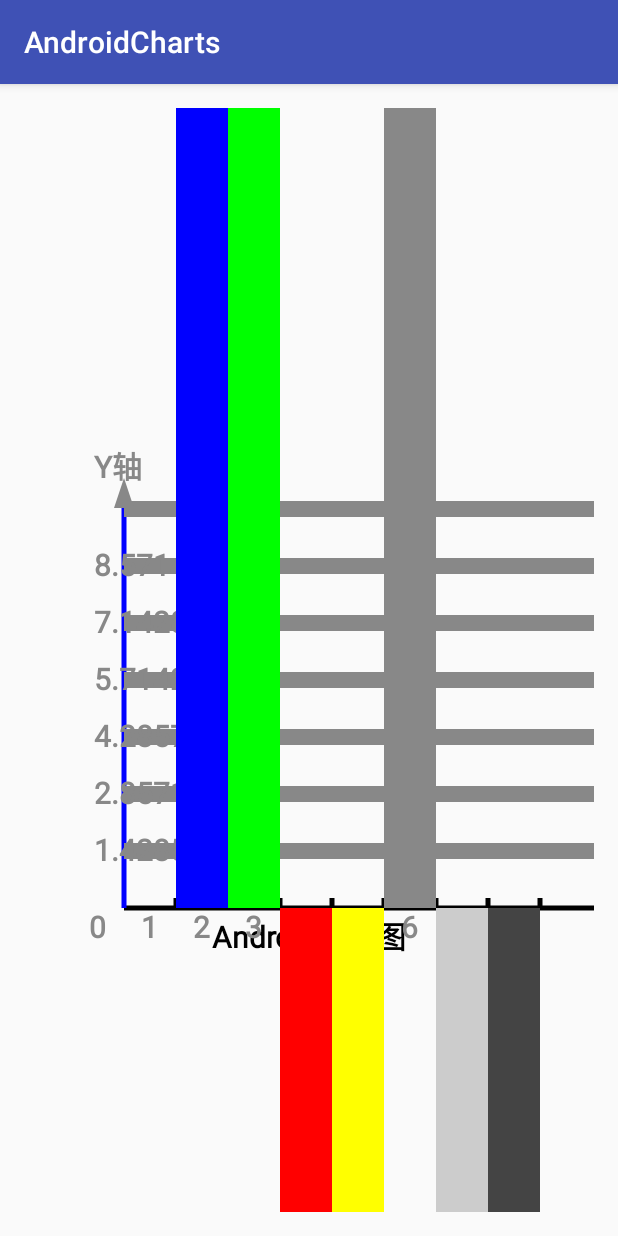
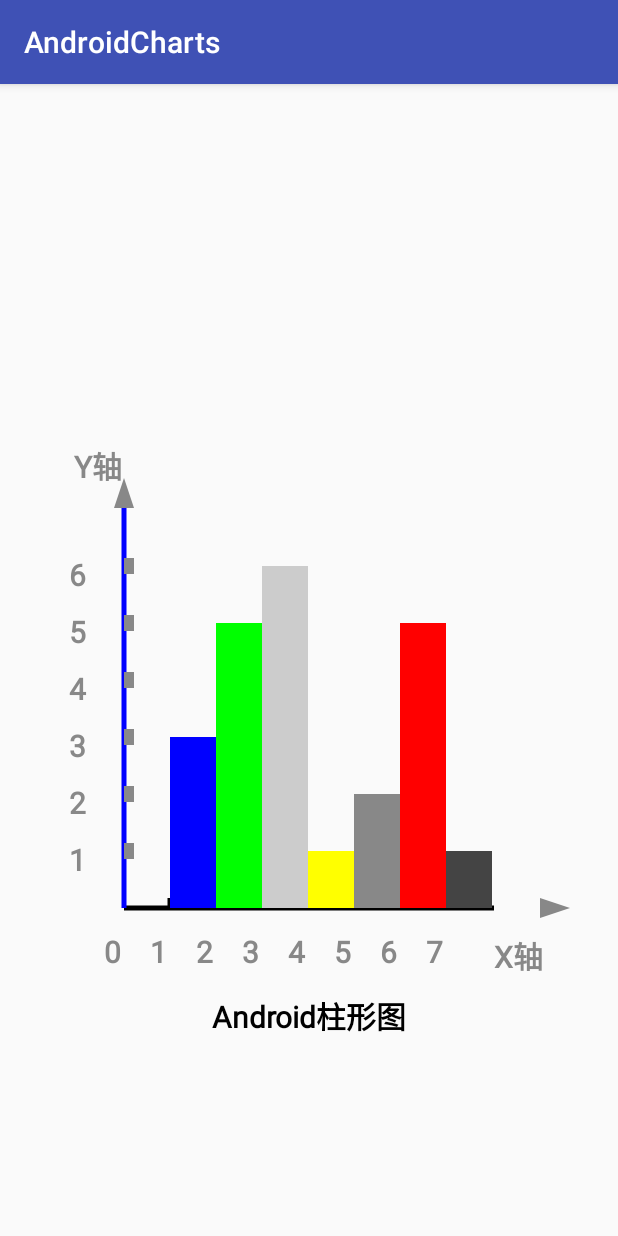
Before and after one commit to lvwe/AndroidCharts, an Android app: the screen it shows after launch (MainActivity), on a phone screen of 412 x 824 dp. Run offline under Robolectric (Android 15) with nearby library versions, the phone set to English and light mode, and no system bars.

Commit message:
修改完善代码

```diff
--- a/app/src/main/java/com/example/administrator/androidcharts/MainActivity.java
+++ b/app/src/main/java/com/example/administrator/androidcharts/MainActivity.java
@@ -18,15 +18,15 @@ public class MainActivity extends AppCompatActivity {
         mChartView = (ChartView) findViewById(R.id.columnView);
         int[][] columnInfo = new int[][]{
 
-                {6, Color.BLUE},
+                {3, Color.BLUE},
                 {5, Color.GREEN},
-                {7, Color.RED},
-                {3, Color.YELLOW},
+                {6, Color.LTGRAY},
+                {1, Color.YELLOW},
                 {2, Color.GRAY},
-                {8, Color.LTGRAY},
+                {5, Color.RED},
                 {1, Color.DKGRAY},
         };
-        mChartView.setXAxisValue(10, 9);
+        mChartView.setXAxisValue(10, 8);
         mChartView.setYAxisValue(10,7);
         mChartView.setColumnInfo(columnInfo);
     }
--- a/app/src/main/java/com/example/administrator/androidcharts/View/BaseView.java
+++ b/app/src/main/java/com/example/administrator/androidcharts/View/BaseView.java
@@ -17,7 +17,7 @@ import com.example.administrator.androidcharts.R;
 
 public abstract class BaseView extends View {
 
-    private Context mContext;
+    public Context mContext;
     public Paint mPaint;
 
     private String mGraphTitle;
@@ -29,7 +29,7 @@ public abstract class BaseView extends View {
     //视图的宽高
     public int width;
     public int height;
-    //起点的X，Y坐标值
+    //起点(原点)的X，Y坐标值
     public int originalX = 100;
     public int originalY = 800;
 
@@ -65,7 +65,8 @@ public abstract class BaseView extends View {
         mGraphTitle = typedArray.getString(R.styleable.MyGraphStyle_graphTitle);
         mXAxisName = typedArray.getString(R.styleable.MyGraphStyle_xAxisName);
         mYAxisName = typedArray.getString(R.styleable.MyGraphStyle_yAxisName);
-        mAxisTextColor = typedArray.getInteger(R.styleable.MyGraphStyle_axisTextColor, context.getResources().getColor(android.R.color.black));
+        mAxisTextColor = typedArray.getInteger(R.styleable.MyGraphStyle_axisTextColor,
+                context.getResources().getColor(android.R.color.black));
         mAxisTextSize = typedArray.getDimension(R.styleable.MyGraphStyle_axisTextSize, 12);
 
         //取到TypeArray对象时记得判断回收
@@ -138,7 +139,7 @@ public abstract class BaseView extends View {
 
         //width = 屏幕的宽 - 起始点的X坐标，再减去右边距
         //height = 就是屏幕的Y坐标点，如果高度小于给定的值则取屏幕的高度  再减去距上边距
-        width = getWidth() - originalX;
+        width = getWidth() - originalX - 100;
         height = (originalY > getHeight() ? getHeight() : originalY) - 400;
 
         drawXAxis(canvas, mPaint);
@@ -164,19 +165,19 @@ public abstract class BaseView extends View {
         mPathY.lineTo(originalX + 10, originalY - height);
         mPathY.close();
         canvas.drawPath(mPathY,paint);
-        canvas.drawText(mYAxisName,originalX - 30, originalY - height - 30,paint);
+        canvas.drawText(mYAxisName,originalX - 50, originalY - height - 30,paint);
     }
 
 
     private void drawXAxisArrow(Canvas canvas, Paint paint) {
 
         Path mPathX = new Path();
-        mPathX.moveTo(originalX + width + 30, originalY);
-        mPathX.lineTo(originalX + width, originalY + 10);
-        mPathX.lineTo(originalX + width, originalY - 10);
+        mPathX.moveTo(originalX + width + 30+(width / axisDividedSizeX), originalY);
+        mPathX.lineTo(originalX + width+(width / axisDividedSizeX), originalY + 10);
+        mPathX.lineTo(originalX + width+(width / axisDividedSizeX), originalY - 10);
         mPathX.close();
         canvas.drawPath(mPathX, paint);
-        canvas.drawText(mXAxisName, originalX + width, originalX + 50,paint);
+        canvas.drawText(mXAxisName, originalX + width, originalY + 60,paint);
     }
 
     /**
@@ -226,7 +227,7 @@ public abstract class BaseView extends View {
             paint.setFakeBoldText(true);  //设置字体为粗体
 
             canvas.drawText(mGraphTitle, (getWidth() / 2) -
-                    (paint.measureText(mGraphTitle) / 2), originalY + 40, paint);
+                    (paint.measureText(mGraphTitle) / 2), originalY + 120, paint);
         }
     }
 
--- a/app/src/main/java/com/example/administrator/androidcharts/View/ChartView.java
+++ b/app/src/main/java/com/example/administrator/androidcharts/View/ChartView.java
@@ -26,12 +26,12 @@ public class ChartView extends BaseView {
     @Override
     protected void drawColumn(Canvas canvas, Paint paint) {
 
-        if (columnInfo != null){
-            float cellWidth =  width / axisDividedSizeX;
+        if (columnInfo != null) {
+            float cellWidth = width / axisDividedSizeX;
             for (int i = 0; i < columnInfo.length; i++) {
                 paint.setColor(columnInfo[i][1]);
-                float leftTopY = originalY - height* (columnInfo[i][1])/axisDividedSizeY;
-                canvas.drawRect(originalX+ cellWidth*(i+1),leftTopY,originalX + cellWidth*(i+2),originalY,paint);
+                float leftTopY = originalY - height * (columnInfo[i][0]) / axisDividedSizeY;
+                canvas.drawRect(originalX + cellWidth * (i + 1), leftTopY, originalX + cellWidth * (i + 2), originalY, paint);
             }
         }
 
@@ -43,7 +43,7 @@ public class ChartView extends BaseView {
         float cellHeight = height / axisDividedSizeY;
         float cellValue = maxAxisValueY / axisDividedSizeY;
         for (int i = 1; i < axisDividedSizeY; i++) {
-            canvas.drawText(cellValue*i+"",originalX - 30,originalY - cellHeight * i + 10,paint);
+            canvas.drawText(String.valueOf(i), originalX - 55, originalY - cellHeight * i + 20, paint);
         }
 
 
@@ -53,9 +53,9 @@ public class ChartView extends BaseView {
     protected void drawYAxisScale(Canvas canvas, Paint paint) {
 
         float cellHeight = height / axisDividedSizeY;
-        for (int i = 0; i < axisDividedSizeY; i++) {
-            canvas.drawLine(originalX,(originalY - cellHeight * (i+1)),
-                    originalY + 10,(originalY - cellHeight * (i+1)),paint);
+        for (int i = 0; i < axisDividedSizeY-1; i++) {
+            canvas.drawLine(originalX, (originalY - cellHeight * (i + 1)),
+                    originalX + 10, (originalY - cellHeight * (i + 1)), paint);
         }
 
     }
@@ -68,8 +68,8 @@ public class ChartView extends BaseView {
         paint.setFakeBoldText(true);
         float cellWidth = width / axisDividedSizeX;
         for (int i = 0; i < axisDividedSizeX; i++) {
-            canvas.drawText(i+"",cellWidth * i+originalX-35,
-                    originalY + 30,paint);
+            canvas.drawText(String.valueOf(i), cellWidth * i + originalX - 20,
+                    originalY + 55, paint);
         }
 
     }
@@ -79,7 +79,8 @@ public class ChartView extends BaseView {
 
         float cellWidth = width / axisDividedSizeX;
         for (int i = 0; i < axisDividedSizeX - 1; i++) {
-            canvas.drawLine(cellWidth*(i+1)+originalX,originalY,cellWidth*(i+1)+originalX,originalY - 10,paint);
+            canvas.drawLine(cellWidth * (i + 1) + originalX,
+                    originalY, cellWidth * (i + 1) + originalX, originalY - 10, paint);
         }
 
     }
@@ -89,7 +90,7 @@ public class ChartView extends BaseView {
 
         paint.setColor(Color.BLUE);
         paint.setStrokeWidth(5);
-        canvas.drawLine(originalX,originalY,originalX,originalY - height,paint);
+        canvas.drawLine(originalX, originalY, originalX, originalY - height, paint);
     }
 
     @Override
@@ -97,6 +98,6 @@ public class ChartView extends BaseView {
 
         paint.setColor(Color.BLACK);
         paint.setStrokeWidth(5);
-        canvas.drawLine(originalX,originalY,originalX + width,originalY,paint);
+        canvas.drawLine(originalX, originalY, originalX + width, originalY, paint);
     }
 }
```
